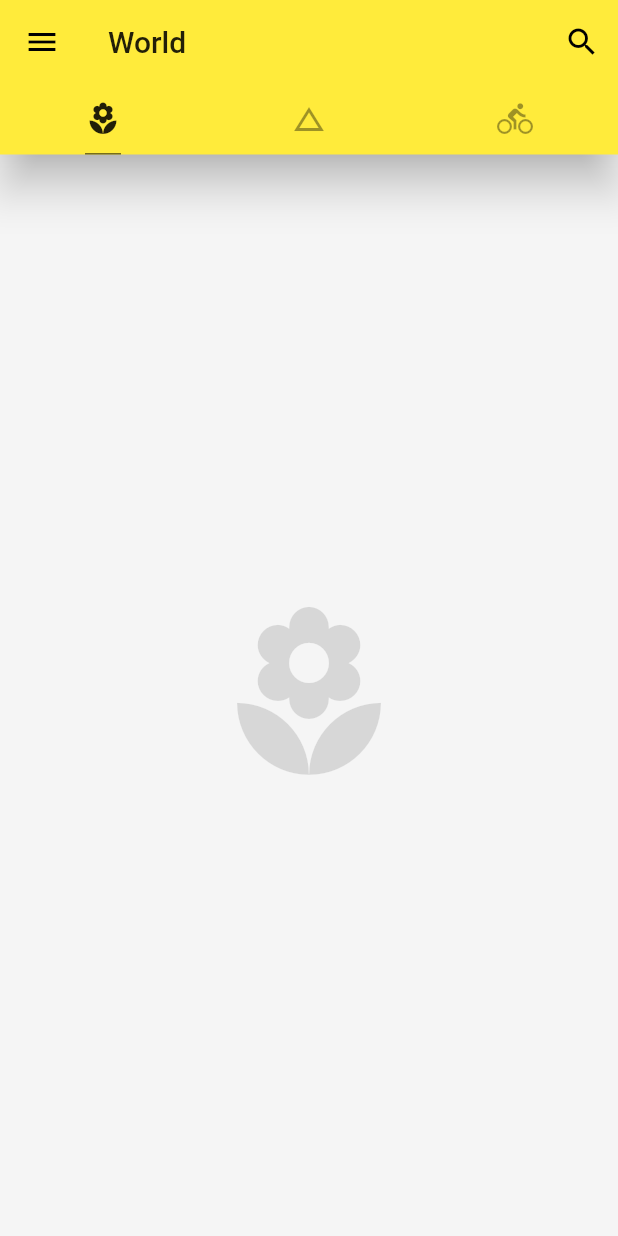
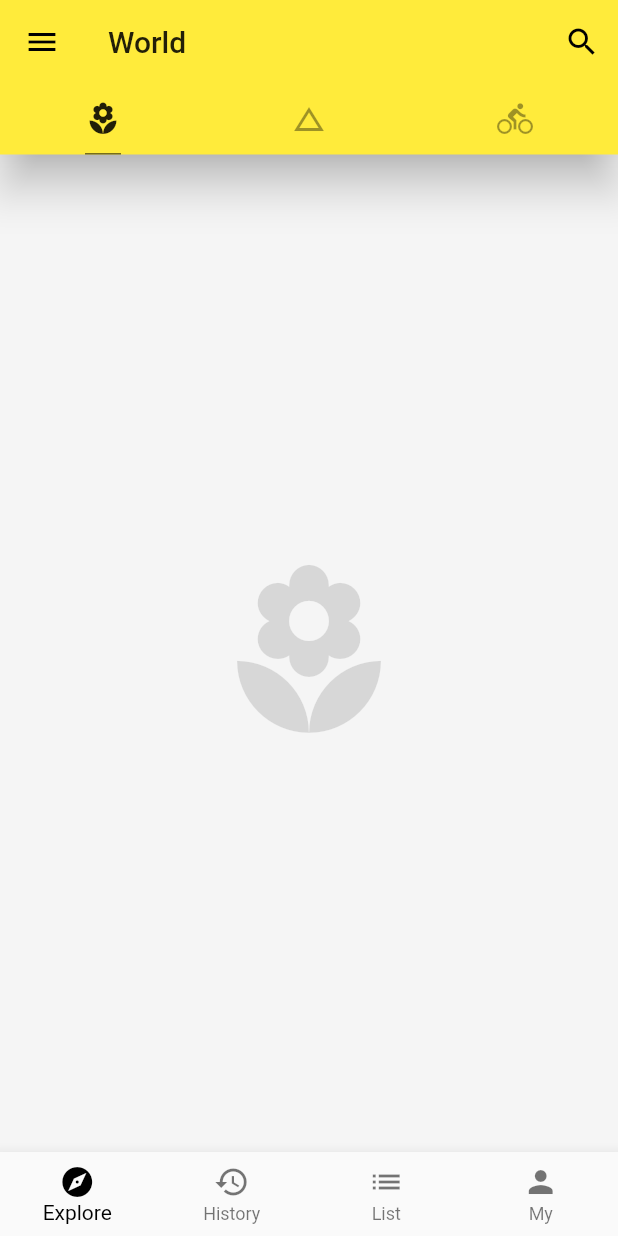
Before and after one commit to SeniorZhai/learn_flutter, a Flutter app: the screen it shows after launch, on a phone screen of 412 x 824 dp. Run offline on Flutter 3.47's test engine with Material 2 defaults, Android fonts, the phone set to English and light mode, and no system bars.

Commit message:
Navigation demo

```diff
--- /dev/null
+++ b/lib/demo/bottom_navagation_demo.dart
@@ -0,0 +1,19 @@
+import 'package:flutter/material.dart';
+
+class BottomNavagationDemo extends StatelessWidget {
+  @override
+  Widget build(BuildContext context) {
+    return BottomNavigationBar(
+      type: BottomNavigationBarType.fixed,
+      fixedColor: Colors.black,
+      items: [
+        BottomNavigationBarItem(
+            icon: Icon(Icons.explore), title: Text('Explore')),
+        BottomNavigationBarItem(
+            icon: Icon(Icons.history), title: Text('History')),
+        BottomNavigationBarItem(icon: Icon(Icons.list), title: Text('List')),
+        BottomNavigationBarItem(icon: Icon(Icons.person), title: Text('My')),
+      ],
+    );
+  }
+}
--- a/lib/main.dart
+++ b/lib/main.dart
@@ -1,5 +1,6 @@
 import 'package:flutter/material.dart';
 import './demo/drawer_demo.dart';
+import './demo/bottom_navagation_demo.dart';
 
 void main() => runApp(MyApp());
 
@@ -53,8 +54,9 @@ class Home extends StatelessWidget {
               Icon(Icons.directions_bike, size: 128.0, color: Colors.black12)
             ],
           ),
-            drawer: DrawerDemo()
+          drawer: DrawerDemo(),
           // endDrawer: 右边抽屉
+          bottomNavigationBar: BottomNavagationDemo(),
         ));
   }
 }
```
Lines whose indentation alone changed are shown as unchanged.
